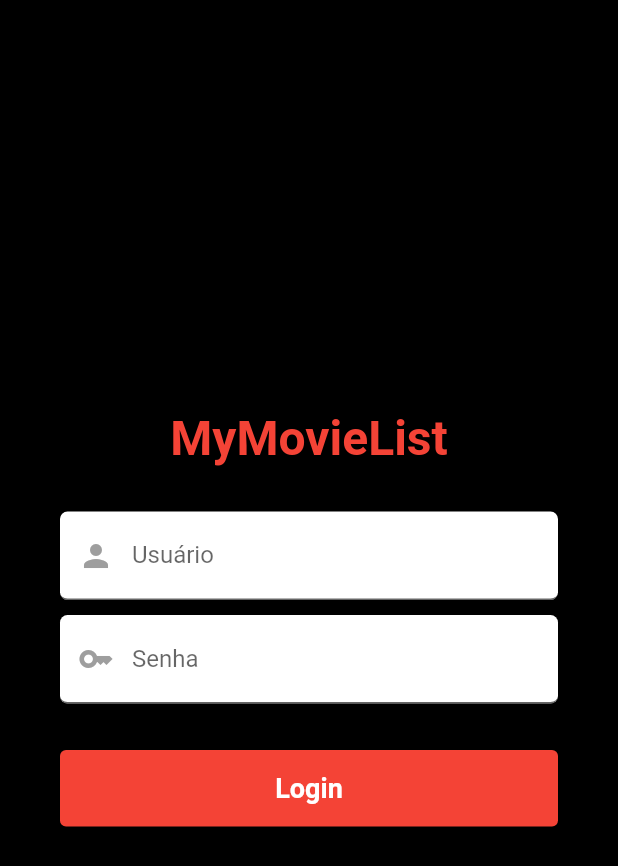
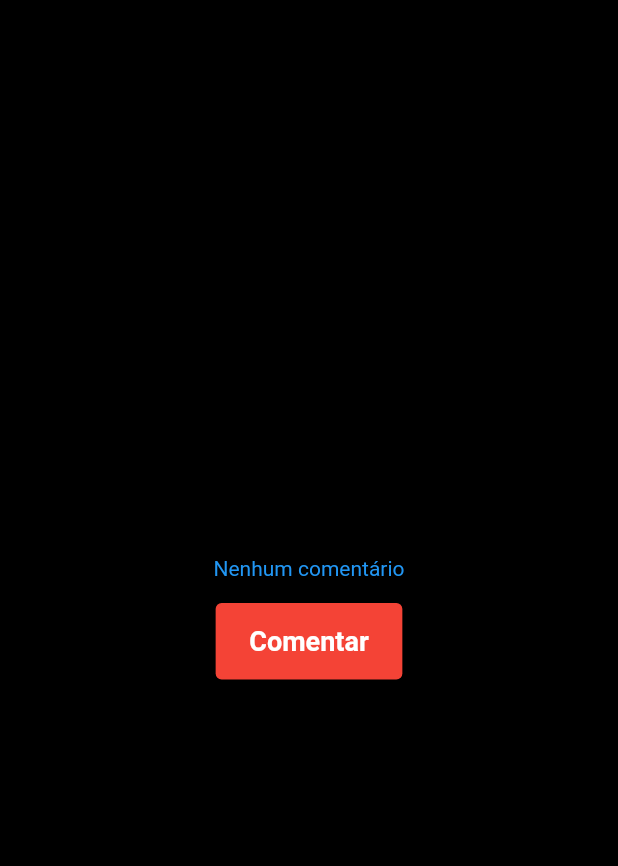
Before and after one commit to CV1tor/mymovielist, a Flutter app: the screen it shows after launch, on a phone screen of 412 x 824 dp. Shown: the top 866 px of the screen. Run offline on Flutter 3.47's test engine with Material 2 defaults, Android fonts, the phone set to English and light mode, and no system bars.

Commit message:
seção de comentários criada como comentários screen

```diff
--- a/my_movie_list/lib/main.dart
+++ b/my_movie_list/lib/main.dart
@@ -1,8 +1,8 @@
 import 'package:flutter/material.dart';
+import 'package:my_movie_list/screens/comentario_screen.dart';
 import 'package:my_movie_list/screens/login_screen.dart';
 import 'package:my_movie_list/screens/tabs_screen.dart';
 import 'package:my_movie_list/utils/rotas.dart';
-
 
 void main() => runApp(MyApp());
 
@@ -21,17 +21,16 @@ class MyApp extends StatelessWidget {
               headline6: TextStyle(
                 fontSize: 20,
                 fontFamily: 'RobotoCondensed',
-
               ),
             ),
       ),
       //home: CountriesScreen(),
-      initialRoute: '/login',
+      initialRoute: '/comments',
       routes: {
         Rotas.HOME: (ctx) => TabsScreen(),
         Rotas.LOGIN: (ctx) => LoginScreen(),
+        Rotas.COMMENT: (ctx) => ComentarioScreen(),
         //Rotas.MOVIE_DETAIL: (ctx) => PlaceDetailScreen()
-
       },
       debugShowCheckedModeBanner: false,
     );
--- /dev/null
+++ b/my_movie_list/lib/screens/comentario_screen.dart
@@ -0,0 +1,96 @@
+import 'package:flutter/material.dart';
+import 'package:my_movie_list/components/comentario_widget.dart';
+import 'package:my_movie_list/models/comentario.dart';
+
+import '../components/form_comentario.dart';
+
+class ComentarioScreen extends StatefulWidget {
+  ComentarioScreen({super.key});
+
+  @override
+  State<ComentarioScreen> createState() => _ComentarioScreenState();
+}
+
+class _ComentarioScreenState extends State<ComentarioScreen> {
+  List<Comentario> listaTarefas = [];
+  _cadastrarTarefa(Comentario comentario) {
+    setState(() {
+      listaTarefas.add(comentario);
+    });
+    Navigator.of(context).pop();
+    print("Estou sendo chamada");
+  }
+
+  _abraTelaDeComentario() {
+    showModalBottomSheet(
+        context: context,
+        builder: (_) {
+          return FormComentario(
+            cadastrarTarefa: _cadastrarTarefa,
+          );
+        });
+  }
+
+  @override
+  Widget build(BuildContext context) {
+    if (listaTarefas.length != 0) {
+      return Scaffold(
+        body: Padding(
+          padding: EdgeInsets.all(17),
+          child: Column(
+            children: [
+              Container(
+                height: 500,
+                child: ListView.builder(
+                    itemCount: listaTarefas.length,
+                    itemBuilder: (context, index) {
+                      final comentarioAtual = listaTarefas[index];
+                      return Card(
+                        child: Container(
+                            child:
+                                MyCommentWidget(comentario: comentarioAtual)),
+                      );
+                    }),
+              ),
+              ElevatedButton(
+                  style: ElevatedButton.styleFrom(
+                      padding: EdgeInsets.fromLTRB(0, 15, 0, 15)),
+                  onPressed: () => {_abraTelaDeComentario()},
+                  child: Text(
+                    "     Comentar     ",
+                    style: TextStyle(fontWeight: FontWeight.bold, fontSize: 18),
+                  )),
+            ],
+          ),
+        ),
+      );
+    } else {
+      return Scaffold(
+          body: Padding(
+        padding: EdgeInsets.all(10),
+        child: Center(
+          child: Column(
+            mainAxisAlignment: MainAxisAlignment.center,
+            children: [
+              Text(
+                "Nenhum comentário",
+                style: TextStyle(color: Colors.blue),
+              ),
+              SizedBox(
+                height: 15,
+              ),
+              ElevatedButton(
+                  style: ElevatedButton.styleFrom(
+                      padding: EdgeInsets.fromLTRB(0, 15, 0, 15)),
+                  onPressed: () => {_abraTelaDeComentario()},
+                  child: Text(
+                    "     Comentar     ",
+                    style: TextStyle(fontWeight: FontWeight.bold, fontSize: 18),
+                  ))
+            ],
+          ),
+        ),
+      ));
+    }
+  }
+}
--- a/my_movie_list/lib/utils/rotas.dart
+++ b/my_movie_list/lib/utils/rotas.dart
@@ -2,4 +2,5 @@ class Rotas {
   static const LOGIN = '/login';
   static const HOME = '/';
   static const MOVIE_DETAIL = '/movie-detail';
+  static const COMMENT = '/comments';
 }
--- a/my_movie_list/pubspec.yaml
+++ b/my_movie_list/pubspec.yaml
@@ -19,7 +19,8 @@ publish_to: 'none' # Remove this line if you wish to publish to pub.dev
 version: 1.0.0+1
 
 environment:
-  sdk: '>=3.1.0 <4.0.0'
+  sdk: '>=3.0.6 <4.0.0'
+
 
 # Dependencies specify other packages that your package needs in order to work.
 # To automatically upgrade your package dependencies to the latest versions
@@ -30,6 +31,7 @@ environment:
 dependencies:
   flutter:
     sdk: flutter
+  intl: 0.17.0
 
 
   # The following adds the Cupertino Icons font to your application.
```
Also changed, not shown: my_movie_list/lib/components/comentario_widget.dart (added, +57 -0 lines), my_movie_list/lib/components/form_comentario.dart (added, +107 -0 lines).
